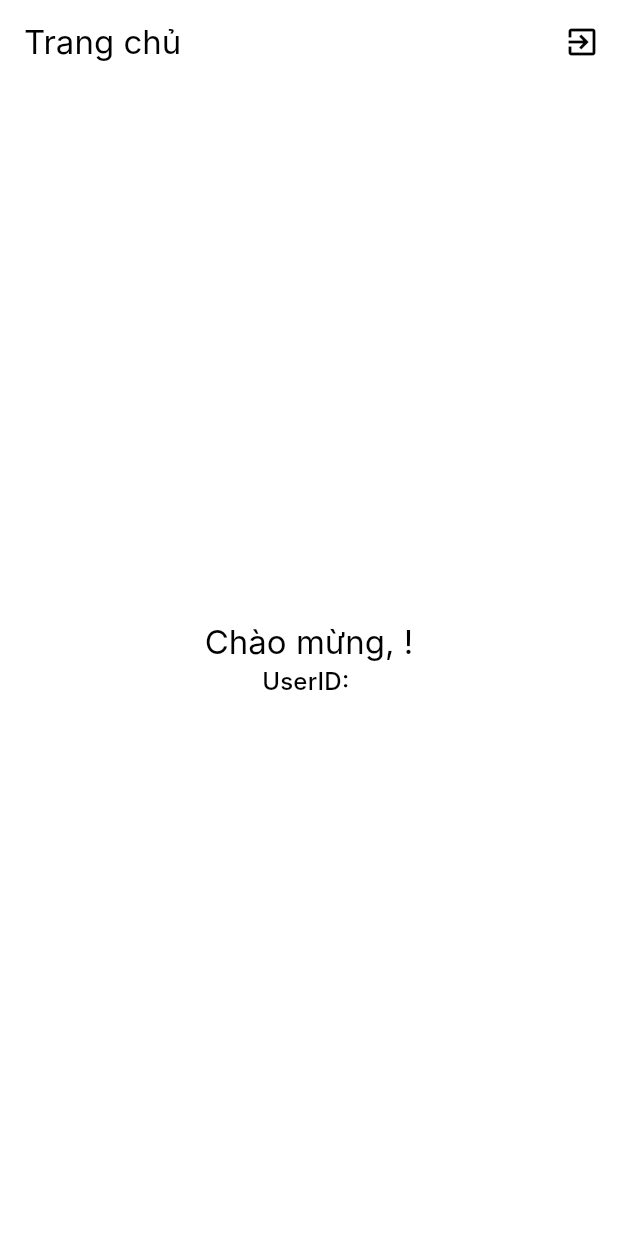
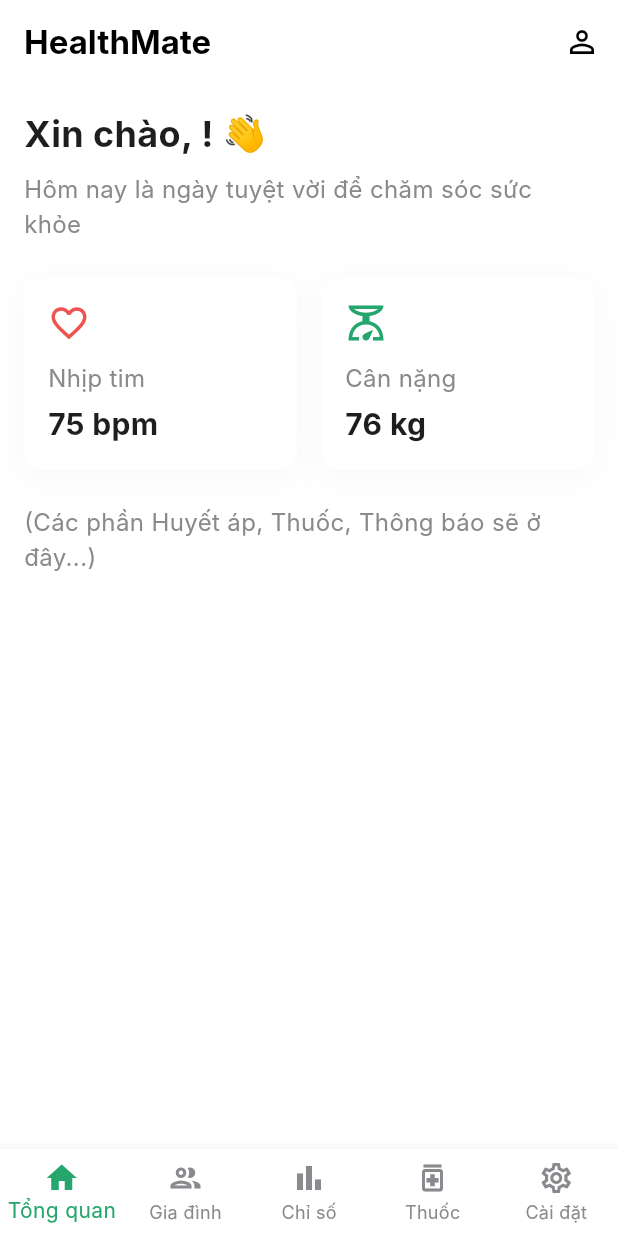
Before and after one commit to Btbach25/HealthMate_FE, a Flutter app: the HomePage screen opened by its route, on a phone screen of 412 x 824 dp. Run offline on Flutter 3.47's test engine with Material 3 defaults, Android fonts, the phone set to English and light mode, and no system bars; our stand-ins replace bloc, equatable, flutter_bloc, go_router, permission_handler, pinput and 1 more; missing offline and left inert: health; accounts and stored records are empty; Roboto replaces fonts that are missing (Inter).

Commit message:
Feat: add navBar for app.

```diff
--- a/lib/core/routing/app_router.dart
+++ b/lib/core/routing/app_router.dart
@@ -1,5 +1,11 @@
+// lib/core/routing/app_router.dart
 import 'dart:async';
+
 import 'package:fe/presentation/auth/bloc/auth_bloc.dart';
+import 'package:fe/presentation/main_tabs/shell/view/app_shell.dart';
+
+import 'package:fe/presentation/main_tabs/family_page.dart';
+import 'package:fe/presentation/main_tabs/settings_page.dart';
 import 'package:flutter/material.dart';
 import 'package:go_router/go_router.dart';
 
@@ -7,13 +13,18 @@ import '../../data/repositories/auth_repository.dart';
 import '../../presentation/auth/present.dart';
 import '../../presentation/home/view/home_page.dart';
 
+
+final _rootNavigatorKey = GlobalKey<NavigatorState>();
+
 class AppRouter {
   final AuthBloc authBloc;
 
   AppRouter({required this.authBloc});
 
   late final GoRouter router = GoRouter(
-    routes: <GoRoute>[
+    navigatorKey: _rootNavigatorKey,
+    routes: <RouteBase>[
+      // --- CÁC ROUTE XÁC THỰC (BÊN NGOÀLI SHELL) ---
       GoRoute(
         path: '/login',
         builder: (BuildContext context, GoRouterState state) => const LoginPage(),
@@ -34,15 +45,69 @@ class AppRouter {
         path: '/reset-password',
         builder: (BuildContext context, GoRouterState state) => const ResetPasswordPage(),
       ),
-      GoRoute(
-        path: '/',
-        builder: (BuildContext context, GoRouterState state) => const HomePage(),
+
+      StatefulShellRoute.indexedStack(
+        builder: (context, state, navigationShell) {
+          return AppShell(navigationShell: navigationShell);
+        },
+        branches: [
+          // NHÁNH 1: TỔNG QUAN (HomePage)
+          StatefulShellBranch(
+            routes: [
+              GoRoute(
+                path: '/', // Đây là route mặc định duy nhất
+                builder: (context, state) => const HomePage(),
+              ),
+            ],
+          ),
+
+          // NHÁNH 2: GIA ĐÌNH
+          StatefulShellBranch(
+            routes: [
+              GoRoute(
+                path: '/family',
+                builder: (context, state) => const FamilyPage(),
+              ),
+            ],
+          ),
+
+          // NHÁNH 3: CHỈ SỐ
+          StatefulShellBranch(
+            routes: [
+              GoRoute(
+                path: '/stats',
+                builder: (context, state) => const Scaffold(body: Center(child: Text('Chỉ số'))),
+              ),
+            ],
+          ),
+
+          // NHÁNH 4: THUỐC
+          StatefulShellBranch(
+            routes: [
+              GoRoute(
+                path: '/meds',
+                builder: (context, state) => const Scaffold(body: Center(child: Text('Thuốc'))),
+              ),
+            ],
+          ),
+
+          // NHÁNH 5: CÀI ĐẶT (Chứa nút Logout)
+          StatefulShellBranch(
+            routes: [
+              GoRoute(
+                path: '/settings',
+                builder: (context, state) => const SettingsPage(),
+              ),
+            ],
+          ),
+        ],
       ),
     ],
+
+    // Logic redirect giữ nguyên
     redirect: (BuildContext context, GoRouterState state) {
       final loggedIn = authBloc.state.status == AuthStatus.authenticated;
 
-      // Danh sách các trang người dùng có thể truy cập khi chưa đăng nhập
       final authRoutes = [
         '/login',
         '/signup',
@@ -52,26 +117,21 @@ class AppRouter {
       ];
       final isGoingToAuthRoute = authRoutes.contains(state.matchedLocation);
 
-      // Kịch bản 1: Người dùng chưa đăng nhập
-      // Nếu họ đang không đi đến một trang auth, chuyển hướng họ về trang đăng nhập.
       if (!loggedIn && !isGoingToAuthRoute) {
         return '/login';
       }
 
-      // Kịch bản 2: Người dùng đã đăng nhập
-      // Nếu họ đang cố gắng truy cập vào một trang auth (ví dụ: trang login),
-      // chuyển hướng họ về trang chủ.
       if (loggedIn && isGoingToAuthRoute) {
         return '/';
       }
 
-      // Trong các trường hợp còn lại, không cần chuyển hướng.
       return null;
     },
     refreshListenable: GoRouterRefreshStream(authBloc.stream),
   );
 }
 
+// GoRouterRefreshStream giữ nguyên
 class GoRouterRefreshStream extends ChangeNotifier {
   GoRouterRefreshStream(Stream<dynamic> stream) {
     notifyListeners();
--- a/lib/data/models/user.dart
+++ b/lib/data/models/user.dart
@@ -1,4 +1,5 @@
 import 'package:equatable/equatable.dart';
+import 'dart:convert';
 
 class User extends Equatable {
   final String id;
@@ -6,6 +7,31 @@ class User extends Equatable {
 
   const User({required this.id, required this.name});
 
+  // Thêm một constructor rỗng để đại diện cho người dùng chưa đăng nhập
+  const User.empty() : this(id: '', name: '');
+
+  bool get isEmpty => this == const User.empty();
+  bool get isNotEmpty => this != const User.empty();
+
   @override
   List<Object> get props => [id, name];
+
+  // --- THÊM CÁC HÀM NÀY ---
+  Map<String, dynamic> toJson() {
+    return {
+      'id': id,
+      'name': name,
+    };
+  }
+
+  factory User.fromJson(Map<String, dynamic> map) {
+    return User(
+      id: map['id'] ?? '',
+      name: map['name'] ?? '',
+    );
+  }
+
+  String toJsonString() => json.encode(toJson());
+
+  factory User.fromJsonString(String source) => User.fromJson(json.decode(source));
 }
--- a/lib/data/repositories/auth_repository.dart
+++ b/lib/data/repositories/auth_repository.dart
@@ -1,17 +1,32 @@
 import 'dart:async';
+import 'package:fe/data/models/user.dart';
+import 'package:fe/data/services/local_storage_service.dart';
+
 import '../services/auth_service.dart';
 
 enum AuthStatus { unknown, authenticated, unauthenticated }
 
 class AuthRepository {
   final AuthService _authService;
+  final LocalStorageService _localStorageService;
   final _controller = StreamController<AuthStatus>();
 
-  AuthRepository({required AuthService authService}) : _authService = authService;
+  AuthRepository({
+    required AuthService authService,
+    required LocalStorageService localStorageService,
+    }) :
+      _authService = authService,
+      _localStorageService = localStorageService;
 
   Stream<AuthStatus> get status async* {
-    await Future<void>.delayed(const Duration(seconds: 1));
-    yield AuthStatus.unauthenticated;
+    await Future<void>.delayed(const Duration(seconds: 1)); // Giả lập kiểm tra
+
+    final user = await _localStorageService.getUser();
+    if (user != null) {
+      yield AuthStatus.authenticated;
+    } else {
+      yield AuthStatus.unauthenticated;
+    }
     yield* _controller.stream;
   }
 
@@ -19,6 +34,7 @@ class AuthRepository {
     try {
       final user = await _authService.login(email: email, password: password);
       if (user != null) {
+        await _localStorageService.saveUser(user);
         _controller.add(AuthStatus.authenticated);
       } else {
         _controller.add(AuthStatus.unauthenticated);
@@ -46,7 +62,12 @@ class AuthRepository {
 
   Future<void> logout() async {
     await _authService.logout();
+    await _localStorageService.clearUser();
     _controller.add(AuthStatus.unauthenticated);
+  }
+
+  Future<User?> getCurrentUser() async {
+    return _localStorageService.getUser();
   }
 
   void dispose() => _controller.close();
--- a/lib/data/services/auth_service.dart
+++ b/lib/data/services/auth_service.dart
@@ -16,7 +16,7 @@ class MockAuthService implements AuthService {
   Future<User?> login({required String email, required String password}) async {
     await Future.delayed(const Duration(seconds: 1));
     if (email == 'admin@gmail.com' && password == 'admin') {
-      _currentUser = const User(id: '1', name: 'Flutter Developer');
+      _currentUser = const User(id: '1', name: 'Nguyen Van Minh');
       return _currentUser;
     }
     throw Exception('Email hoặc mật khẩu không đúng');
--- a/lib/main.dart
+++ b/lib/main.dart
@@ -1,6 +1,7 @@
 // lib/main.dart
 import 'package:fe/core/constants/app_size.dart';
 import 'package:fe/core/theme/app_colors.dart';
+import 'package:fe/data/services/local_storage_service.dart';
 import 'package:fe/presentation/auth/bloc/auth_bloc.dart';
 import 'package:flutter/material.dart';
 import 'package:flutter_bloc/flutter_bloc.dart';
@@ -12,7 +13,8 @@ import 'data/services/auth_service.dart';
 void main() {
   // Khởi tạo các repository và service
   final authService = MockAuthService();
-  final authRepository = AuthRepository(authService: authService);
+  final localStorageService = LocalStorageService();
+  final authRepository = AuthRepository(authService: authService , localStorageService: localStorageService,);
 
   runApp(MyApp(authRepository: authRepository));
 }
--- a/lib/presentation/auth/bloc/auth_state.dart
+++ b/lib/presentation/auth/bloc/auth_state.dart
@@ -6,7 +6,7 @@ class AuthState extends Equatable {
 
   const AuthState._({
     this.status = AuthStatus.unknown,
-    this.user = const User(id: '', name: ''),
+    this.user = const User.empty(),
   });
 
   // Trạng thái khởi tạo
--- a/lib/presentation/auth/view/forgot_password_page.dart
+++ b/lib/presentation/auth/view/forgot_password_page.dart
@@ -51,8 +51,8 @@ class ForgotPasswordView extends StatelessWidget {
           child: Column(
             crossAxisAlignment: CrossAxisAlignment.stretch,
             children: [
-              const AppHeader(),
-              const SizedBox(height: AppSize.p32),
+              // const AppHeader(),
+              // const SizedBox(height: AppSize.p32),
               // Form Card
               Padding(
                 padding: const EdgeInsets.fromLTRB(AppSize.p24, 0, AppSize.p24, AppSize.p32),
--- a/lib/presentation/auth/view/login_page.dart
+++ b/lib/presentation/auth/view/login_page.dart
@@ -43,8 +43,8 @@ class LoginView extends StatelessWidget {
           child: Column(
             crossAxisAlignment: CrossAxisAlignment.stretch,
             children: [
-              const AppHeader(),
-              const SizedBox(height: AppSize.p32),
+              // const AppHeader(),
+              // const SizedBox(height: AppSize.p32),
               Padding(
                 padding: const EdgeInsets.fromLTRB(AppSize.p24, 0, AppSize.p24, AppSize.p32),
                 child: Container(
--- a/lib/presentation/auth/view/reset_password_page.dart
+++ b/lib/presentation/auth/view/reset_password_page.dart
@@ -53,8 +53,8 @@ class ResetPasswordView extends StatelessWidget {
           ),
           child: Column(
             children: [
-              const AppHeader(),
-              const SizedBox(height: AppSize.p32),
+              // const AppHeader(),
+              // const SizedBox(height: AppSize.p32),
               Container(
                 padding: const EdgeInsets.all(AppSize.p24),
                 decoration: BoxDecoration(
--- a/lib/presentation/auth/view/signup_page.dart
+++ b/lib/presentation/auth/view/signup_page.dart
@@ -54,8 +54,8 @@ class SignUpView extends StatelessWidget {
           child: Column(
             crossAxisAlignment: CrossAxisAlignment.stretch,
             children: [
-              const AppHeader(),
-              const SizedBox(height: AppSize.p32),
+              // const AppHeader(),
+              // const SizedBox(height: AppSize.p32),
               Padding(
                 padding: const EdgeInsets.fromLTRB(AppSize.p24, 0, AppSize.p24, AppSize.p32),
                 child: Container(
--- a/lib/presentation/home/view/home_page.dart
+++ b/lib/presentation/home/view/home_page.dart
@@ -1,40 +1,72 @@
+import 'package:fe/core/constants/app_styles.dart';
 import 'package:fe/presentation/auth/bloc/auth_bloc.dart';
 import 'package:flutter/material.dart';
 import 'package:flutter_bloc/flutter_bloc.dart';
+
+import '../../../core/constants/app_size.dart';
+import '../../../core/theme/app_colors.dart';
+import '../widgets/featured_metric_card.dart';
 
 class HomePage extends StatelessWidget {
   const HomePage({super.key});
 
   @override
   Widget build(BuildContext context) {
-    // Lấy thông tin người dùng từ AuthBloc
     final user = context.select((AuthBloc bloc) => bloc.state.user);
 
     return Scaffold(
       appBar: AppBar(
-        title: const Text('Trang chủ'),
-        actions: <Widget>[
+        title: const Text('HealthMate', style: TextStyle(fontWeight: FontWeight.bold)),
+        elevation: 0,
+        backgroundColor: Theme.of(context).scaffoldBackgroundColor,
+        foregroundColor: Colors.black,
+        actions: [
           IconButton(
-            key: const Key('homePage_logout_iconButton'),
-            icon: const Icon(Icons.exit_to_app),
+            icon: const Icon(Icons.person_outline),
             onPressed: () {
-              // Gửi sự kiện yêu cầu đăng xuất
-              context.read<AuthBloc>().add(AuthLogoutRequested());
+              // Tương lai sẽ điều hướng đến trang cá nhân
             },
-          )
+          ),
         ],
       ),
-      body: Center(
+      body: SingleChildScrollView(
+        padding: const EdgeInsets.all(AppSize.p16),
         child: Column(
-          mainAxisSize: MainAxisSize.min,
-          children: <Widget>[
+          crossAxisAlignment: CrossAxisAlignment.start,
+          children: [
+            // Lời chào
             Text(
-              'Chào mừng, ${user.name}!',
-              style: Theme.of(context).textTheme.titleLarge,
+              'Xin chào, ${user.name}! 👋',
+              style: AppStyles.h1.copyWith(fontSize: 24),
             ),
+            const SizedBox(height: AppSize.p8),
             Text(
-              'UserID: ${user.id}',
-              style: Theme.of(context).textTheme.titleMedium,
+              'Hôm nay là ngày tuyệt vời để chăm sóc sức khỏe',
+              style: AppStyles.bodyLg,
+            ),
+            const SizedBox(height: AppSize.p24),
+            Row(
+              children: [
+                FeaturedMetricCard(
+                  icon: Icons.favorite_border,
+                  label: 'Nhịp tim',
+                  value: '75 bpm',
+                  iconColor: Colors.red.shade400,
+                ),
+                const SizedBox(width: AppSize.p16),
+                FeaturedMetricCard(
+                  icon: Icons.scale_outlined,
+                  label: 'Cân nặng',
+                  value: '76 kg',
+                  iconColor: AppColors.primary,
+                ),
+              ],
+            ),
+
+            const SizedBox(height: AppSize.p24),
+            Text(
+              '(Các phần Huyết áp, Thuốc, Thông báo sẽ ở đây...)',
+              style: AppStyles.bodyLg,
             ),
           ],
         ),
--- /dev/null
+++ b/lib/presentation/home/widgets/featured_metric_card.dart
@@ -0,0 +1,49 @@
+import 'package:fe/core/constants/app_styles.dart';
+import 'package:flutter/material.dart';
+import '../../../core/constants/app_size.dart';
+
+class FeaturedMetricCard extends StatelessWidget {
+  final IconData icon;
+  final String label;
+  final String value;
+  final Color iconColor;
+
+  const FeaturedMetricCard({
+    super.key,
+    required this.icon,
+    required this.label,
+    required this.value,
+    required this.iconColor,
+  });
+
+  @override
+  Widget build(BuildContext context) {
+    return Expanded(
+      child: Container(
+        padding: const EdgeInsets.all(AppSize.p16),
+        decoration: BoxDecoration(
+          color: Colors.white,
+          borderRadius: BorderRadius.circular(AppSize.r12),
+          boxShadow: [
+            BoxShadow(
+              color: Colors.grey.withOpacity(0.08), // Bóng mờ rất nhẹ
+              blurRadius: 20,
+              offset: const Offset(0, 5),
+            )
+          ],
+        ),
+        // Nội dung bên trong card
+        child: Column(
+          crossAxisAlignment: CrossAxisAlignment.start,
+          children: [
+            Icon(icon, color: iconColor, size: 28),
+            const SizedBox(height: AppSize.p12),
+            Text(label, style: AppStyles.bodyLg),
+            const SizedBox(height: AppSize.p4),
+            Text(value, style: AppStyles.h1.copyWith(fontSize: 20)),
+          ],
+        ),
+      ),
+    );
+  }
+}
--- /dev/null
+++ b/lib/presentation/main_tabs/shell/view/app_shell.dart
@@ -0,0 +1,60 @@
+import 'package:fe/core/theme/app_colors.dart';
+import 'package:flutter/material.dart';
+import 'package:go_router/go_router.dart';
+
+class AppShell extends StatelessWidget {
+  // navigationShell sẽ được GoRouter cung cấp tự động
+  final StatefulNavigationShell navigationShell;
+
+  const AppShell({super.key, required this.navigationShell});
+
+  void _onTap(int index) {
+    // Hàm này của GoRouter sẽ chuyển tab mà không làm mất trạng thái
+    navigationShell.goBranch(
+      index,
+      initialLocation: index == navigationShell.currentIndex,
+    );
+  }
+
+  @override
+  Widget build(BuildContext context) {
+    return Scaffold(
+      body: navigationShell,
+
+      bottomNavigationBar: BottomNavigationBar(
+        currentIndex: navigationShell.currentIndex,
+        onTap: _onTap,
+        selectedItemColor: AppColors.primary,
+        unselectedItemColor: AppColors.textGrey,
+        type: BottomNavigationBarType.fixed,
+        items: const [
+          BottomNavigationBarItem(
+            icon: Icon(Icons.home_outlined),
+            activeIcon: Icon(Icons.home),
+            label: 'Tổng quan',
+          ),
+          BottomNavigationBarItem(
+            icon: Icon(Icons.group_outlined),
+            activeIcon: Icon(Icons.group),
+            label: 'Gia đình',
+          ),
+          BottomNavigationBarItem(
+            icon: Icon(Icons.bar_chart_outlined),
+            activeIcon: Icon(Icons.bar_chart),
+            label: 'Chỉ số',
+          ),
+          BottomNavigationBarItem(
+            icon: Icon(Icons.medication_outlined),
+            activeIcon: Icon(Icons.medication),
+            label: 'Thuốc',
+          ),
+          BottomNavigationBarItem(
+            icon: Icon(Icons.settings_outlined),
+            activeIcon: Icon(Icons.settings),
+            label: 'Cài đặt',
+          ),
+        ],
+      ),
+    );
+  }
+}
--- a/pubspec.yaml
+++ b/pubspec.yaml
@@ -36,9 +36,12 @@ dependencies:
   cupertino_icons: ^1.0.8
   permission_handler: ^12.0.1
   flutter_bloc: ^8.1.5
-  go_router: ^13.2.0
+  go_router: ^16.2.5
   equatable: ^2.0.5
   get_it: ^7.6.7
+  shared_preferences: ^2.5.3
+  json_annotation: ^4.9.0
+  pinput: ^5.0.2
 
 dev_dependencies:
   flutter_test:
```
Also changed, not shown: lib/data/services/local_storage_service.dart (added, +26 -0 lines), lib/presentation/auth/bloc/auth_bloc.dart (+7 -4 lines), lib/presentation/auth/view/otp_page.dart (+47 -18 lines), lib/presentation/main_tabs/family_page.dart (added, +17 -0 lines), lib/presentation/main_tabs/settings_page.dart (added, +25 -0 lines), pubspec.lock, 1 other file.
